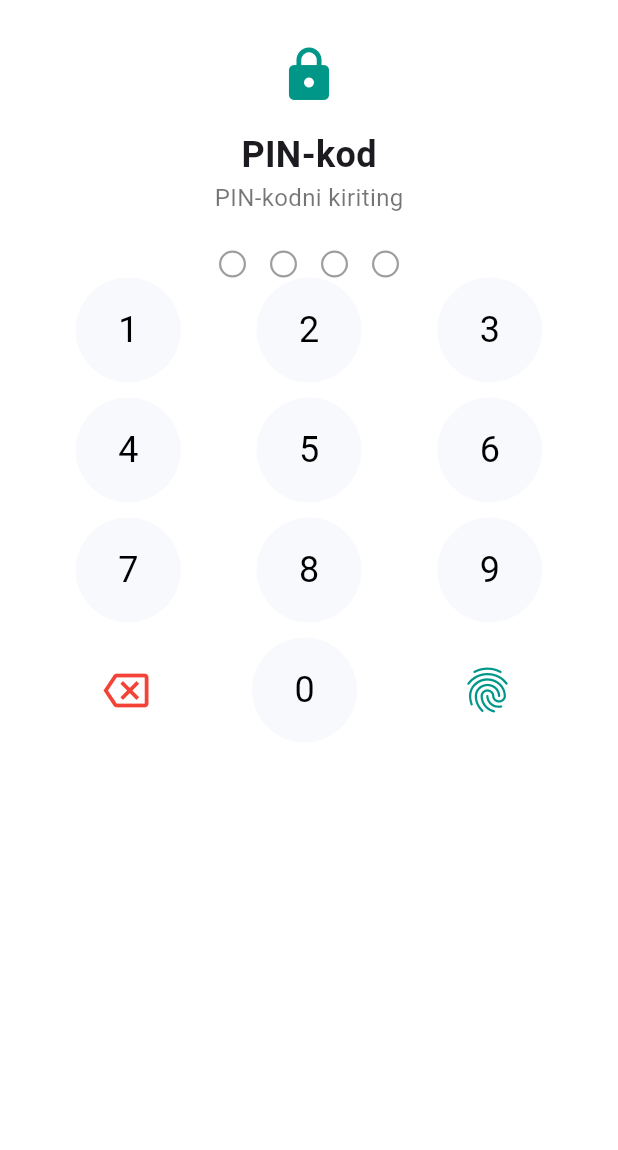
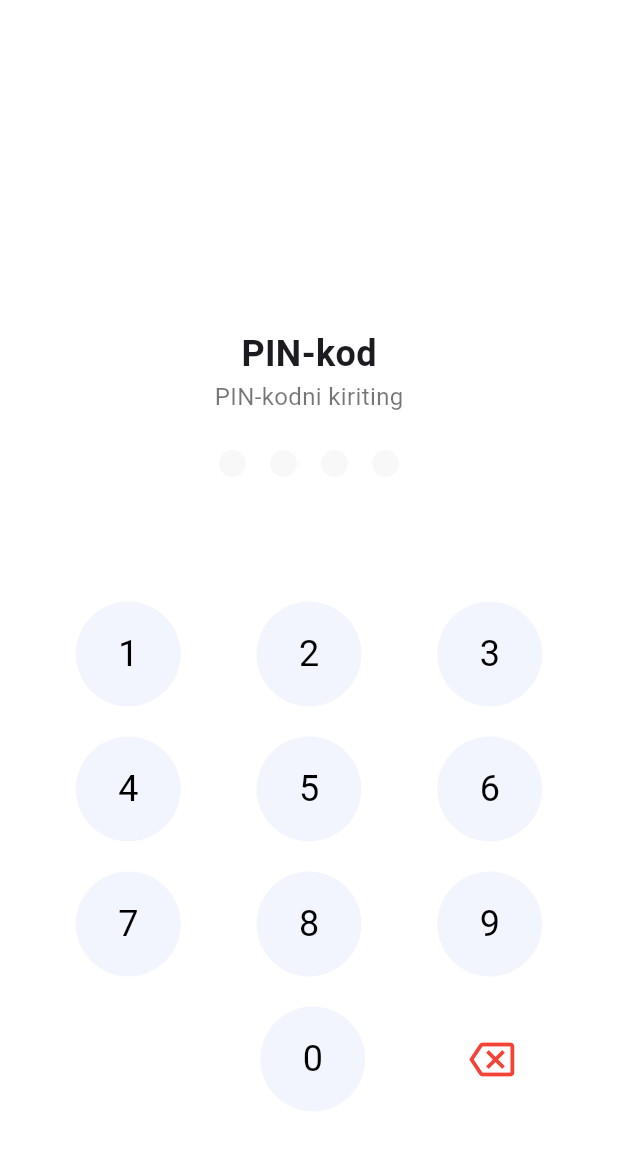
Before and after one commit to oversize-corparation/Oversize-Mobile, a Flutter app: the PinSetupScreen screen opened by its route, on a phone screen of 412 x 824 dp. Shown: the top 1150 px of the screen. Run offline on Flutter 3.47's test engine with Material 3 defaults, Android fonts, the phone set to English and light mode, and no system bars; our stand-ins replace country_picker, dotted_border, easy_localization, flutter_svg, go_router, google_fonts and 7 more; accounts and stored records are empty.

Commit message:
full final app pin code

```diff
--- a/lib/core/routes/app_router.dart
+++ b/lib/core/routes/app_router.dart
@@ -1,5 +1,6 @@
 import 'package:oversize/core/routes/export_route.dart';
 import 'package:oversize/features/profile/presentation/screens/shipping_adres.dart';
+import 'package:oversize/features/splash/splash_screen.dart';
 
 class AppRouter {
   static String home = "/home";
@@ -22,8 +23,8 @@ class AppRouter {
   static String shippingAdres = '/shippingAdres';
 
   static GoRouter router = GoRouter(
-    // initialLocation: start,
-    initialLocation: profile,
+    initialLocation: splash,
+    // initialLocation: profile,
     routes: [
       GoRoute(
         path: AppRouter.start,
@@ -61,7 +62,6 @@ class AppRouter {
           );
         },
       ),
-
       GoRoute(
         path: AppRouter.createAccount,
         name: AppRouter.createAccount,
@@ -149,7 +149,13 @@ class AppRouter {
           );
         },
       ),
-
+      GoRoute(
+        path: AppRouter.splash,
+        name: AppRouter.splash,
+        builder: (context, state) {
+          return SplashScreen();
+        },
+      ),
       StatefulShellRoute.indexedStack(
         builder: (context, state, navigationShell) =>
             MainScreen(navigationShell: navigationShell),
--- a/lib/features/app/pin_setup_screen.dart
+++ b/lib/features/app/pin_setup_screen.dart
@@ -1,7 +1,12 @@
 import 'package:flutter/material.dart';
+import 'package:go_router/go_router.dart';
+import 'package:oversize/core/constants/app_colors.dart';
+import 'package:oversize/core/extension/space_extension.dart';
+import 'package:oversize/core/routes/app_router.dart';
+import 'package:oversize/core/services/local_storage.dart';
 
 class PinSetupScreen extends StatefulWidget {
-  PinSetupScreen({super.key});
+  const PinSetupScreen({super.key});
 
   @override
   State<PinSetupScreen> createState() => _PinSetupScreenState();
@@ -26,13 +31,18 @@ class _PinSetupScreenState extends State<PinSetupScreen> {
     }
   }
 
-  void _verifyPin() {
-    // PIN tekshirish joyi
-    String enteredPin = _input.join();
-    if (enteredPin == "1234") {
-      ScaffoldMessenger.of(
-        context,
-      ).showSnackBar(const SnackBar(content: Text("PIN to‘g‘ri!")));
+  Future<void> _verifyPin() async {
+    final enteredPin = _input.join();
+    final savedPin = HiveLocalStorageService.getValue<String>('user_pin');
+
+    if (savedPin == null) {
+      // PIN birinchi marta o‘rnatilmoqda
+      await HiveLocalStorageService.setValue('user_pin', enteredPin);
+      if (context.mounted) context.goNamed(AppRouter.home);
+    } else {
+      // PIN tekshirilmoqda
+      if (enteredPin == savedPin) {
+        if (context.mounted) context.goNamed(AppRouter.home);
       } else {
         ScaffoldMessenger.of(
           context,
@@ -40,6 +50,7 @@ class _PinSetupScreenState extends State<PinSetupScreen> {
         setState(() {
           _input.clear();
         });
+      }
     }
   }
 
@@ -51,14 +62,14 @@ class _PinSetupScreenState extends State<PinSetupScreen> {
       margin: const EdgeInsets.symmetric(horizontal: 8),
       decoration: BoxDecoration(
         shape: BoxShape.circle,
-        color: filled ? Colors.black : Colors.transparent,
-        border: Border.all(color: Colors.grey, width: 1.5),
+        color: filled ? AppColor.deepPurple : AppColor.fillColor,
       ),
     );
   }
 
   Widget _buildNumberButton(String number) {
-    return GestureDetector(
+    return InkWell(
+      borderRadius: BorderRadius.circular(35),
       onTap: () {
         _addDigit(number);
         if (_input.length == 4) {
@@ -70,7 +81,7 @@ class _PinSetupScreenState extends State<PinSetupScreen> {
         height: 70,
         decoration: const BoxDecoration(
           shape: BoxShape.circle,
-          color: Color(0xFFF7F9FC),
+          color: AppColor.bubble3,
         ),
         alignment: Alignment.center,
         child: Text(
@@ -88,28 +99,15 @@ class _PinSetupScreenState extends State<PinSetupScreen> {
     );
   }
 
-  Widget _buildFingerprintButton() {
-    return GestureDetector(
-      onTap: () {
-        // Barmoq izi ishlashi
-        ScaffoldMessenger.of(
-          context,
-        ).showSnackBar(const SnackBar(content: Text("Fingerprint bosildi")));
-      },
-      child: const Icon(Icons.fingerprint, size: 36, color: Colors.teal),
-    );
-  }
-
   @override
   Widget build(BuildContext context) {
     return Scaffold(
-      backgroundColor: Colors.white,
+      backgroundColor: AppColor.white,
       body: SafeArea(
         child: Column(
+          mainAxisAlignment: MainAxisAlignment.center,
           children: [
-            const SizedBox(height: 30),
-            const Icon(Icons.lock, size: 40, color: Colors.teal),
-            const SizedBox(height: 16),
+            const Spacer(flex: 3),
             const Text(
               "PIN-kod",
               style: TextStyle(fontSize: 24, fontWeight: FontWeight.bold),
@@ -123,29 +121,30 @@ class _PinSetupScreenState extends State<PinSetupScreen> {
               mainAxisAlignment: MainAxisAlignment.center,
               children: List.generate(4, _buildPinCircle),
             ),
-
-            Expanded(
-              child: Column(
-                spacing: 10,
+            const Spacer(),
+            Column(
+              mainAxisAlignment: MainAxisAlignment.end,
               children: [
                 for (var row in [
                   ['1', '2', '3'],
                   ['4', '5', '6'],
                   ['7', '8', '9'],
-                    ['←', '0', 'fingerprint'],
+                  ['', '0', '←'],
                 ])
-                    Row(
+                  Padding(
+                    padding: const EdgeInsets.symmetric(vertical: 10),
+                    child: Row(
                       mainAxisAlignment: MainAxisAlignment.spaceEvenly,
                       children: row.map((item) {
+                        if (item == '') return 35.w;
                         if (item == '←') return _buildBackspaceButton();
-                        if (item == 'fingerprint')
-                          return _buildFingerprintButton();
                         return _buildNumberButton(item);
                       }).toList(),
                     ),
+                  ),
               ],
             ),
-            ),
+            const Spacer(),
           ],
         ),
       ),
--- a/lib/main.dart
+++ b/lib/main.dart
@@ -1,10 +1,12 @@
 import 'package:easy_localization/easy_localization.dart';
 import 'package:flutter/material.dart';
 import 'package:oversize/core/routes/app_router.dart';
+import 'package:oversize/core/services/local_storage.dart';
 
 void main() async {
   WidgetsFlutterBinding.ensureInitialized();
   await EasyLocalization.ensureInitialized();
+  await HiveLocalStorageService.init();
   runApp(
     EasyLocalization(
       supportedLocales: [Locale("en"), Locale("ru"), Locale("uz")],
```
Also changed, not shown: lib/core/services/local_storage.dart (+34 -12 lines), lib/features/app/biometrik_app.dart (deleted, +0 -61 lines), lib/features/app/pin_code_app_screen.dart (deleted, +0 -132 lines), lib/features/splash/splash_screen.dart (+14 -19 lines), 1 other file. Lines whose indentation alone changed are shown as unchanged.
